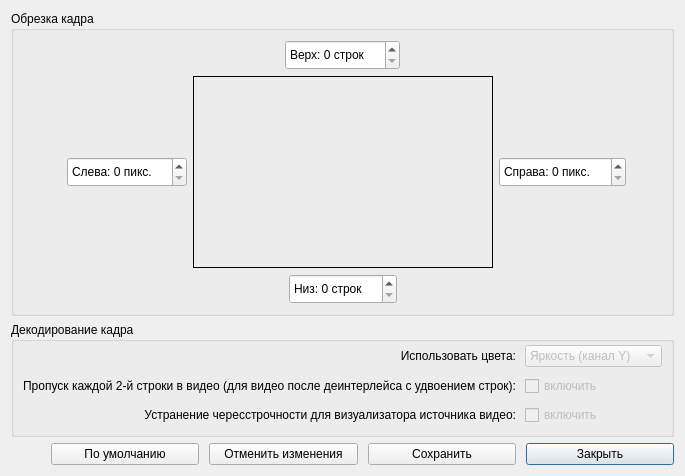
The window that fine_vidin_set.ui (Fagear/SDVPCMdecoder) describes before a commit, drawn with Qt 5.
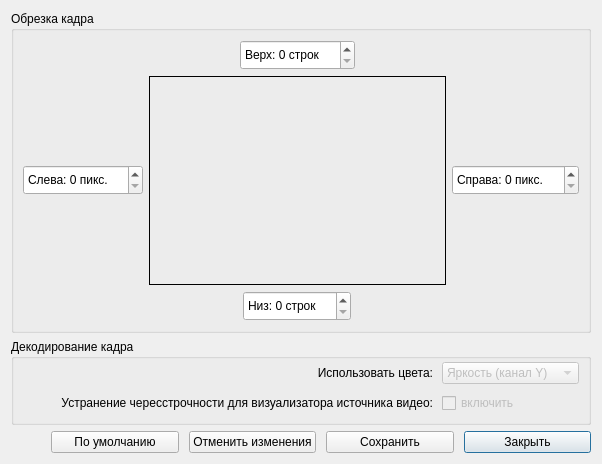
The same window after the commit. Icons and pictures are not drawn.

The edit to the form file:
```diff
--- a/fine_vidin_set.ui
+++ b/fine_vidin_set.ui
@@ -6,8 +6,8 @@
    <rect>
     <x>0</x>
     <y>0</y>
-    <width>645</width>
-    <height>476</height>
+    <width>602</width>
+    <height>464</height>
    </rect>
   </property>
   <property name="windowTitle">
@@ -194,7 +194,7 @@
         <property name="maximumSize">
          <size>
           <width>300</width>
-          <height>300</height>
+          <height>245</height>
          </size>
         </property>
         <property name="toolTip">
@@ -212,6 +212,36 @@
         <property name="midLineWidth">
          <number>0</number>
         </property>
+        <layout class="QVBoxLayout" name="verticalLayout_2">
+         <property name="leftMargin">
+          <number>0</number>
+         </property>
+         <property name="topMargin">
+          <number>0</number>
+         </property>
+         <property name="rightMargin">
+          <number>0</number>
+         </property>
+         <property name="bottomMargin">
+          <number>0</number>
+         </property>
+         <item>
+          <widget class="QLabel" name="lblPreview">
+           <property name="sizePolicy">
+            <sizepolicy hsizetype="MinimumExpanding" vsizetype="MinimumExpanding">
+             <horstretch>0</horstretch>
+             <verstretch>0</verstretch>
+            </sizepolicy>
+           </property>
+           <property name="text">
+            <string/>
+           </property>
+           <property name="pixmap">
+            <pixmap resource="images.qrc">:/images/STC-007 icon.png</pixmap>
+           </property>
+          </widget>
+         </item>
+        </layout>
        </widget>
       </item>
      </layout>
@@ -235,116 +265,6 @@
       <property name="spacing">
        <number>9</number>
       </property>
-      <item row="1" column="1">
-       <widget class="QCheckBox" name="cbxSkipLines">
-        <property name="enabled">
-         <bool>false</bool>
-        </property>
-        <property name="sizePolicy">
-         <sizepolicy hsizetype="Minimum" vsizetype="MinimumExpanding">
-          <horstretch>0</horstretch>
-          <verstretch>0</verstretch>
-         </sizepolicy>
-        </property>
-        <property name="toolTip">
-         <string>Позволить корректно считывать видео с деинтерлейсом удвоением строк с удвоенной частотой кадров</string>
-        </property>
-        <property name="whatsThis">
-         <string>Позволить корректно считывать видео с деинтерлейсом удвоением строк с удвоенной частотой кадров</string>
-        </property>
-        <property name="text">
-         <string>включить</string>
-        </property>
-       </widget>
-      </item>
-      <item row="2" column="1">
-       <widget class="QCheckBox" name="cbxDrawDeint">
-        <property name="enabled">
-         <bool>false</bool>
-        </property>
-        <property name="sizePolicy">
-         <sizepolicy hsizetype="Minimum" vsizetype="MinimumExpanding">
-          <horstretch>0</horstretch>
-          <verstretch>0</verstretch>
-         </sizepolicy>
-        </property>
-        <property name="toolTip">
-         <string>Отрисовывать строки в визуализаторе после деинтерлейса, разбивая по полям</string>
-        </property>
-        <property name="whatsThis">
-         <string>Отрисовывать строки в визуализаторе после деинтерлейса, разбивая по полям</string>
-        </property>
-        <property name="text">
-         <string>включить</string>
-        </property>
-       </widget>
-      </item>
-      <item row="1" column="0">
-       <widget class="QLabel" name="lblSkipLines">
-        <property name="sizePolicy">
-         <sizepolicy hsizetype="MinimumExpanding" vsizetype="Maximum">
-          <horstretch>0</horstretch>
-          <verstretch>0</verstretch>
-         </sizepolicy>
-        </property>
-        <property name="toolTip">
-         <string>Позволить корректно считывать видео с деинтерлейсом удвоением строк с удвоенной частотой кадров</string>
-        </property>
-        <property name="whatsThis">
-         <string>Позволить корректно считывать видео с деинтерлейсом удвоением строк с удвоенной частотой кадров</string>
-        </property>
-        <property name="text">
-         <string>Пропуск каждой 2-й строки в видео (для видео после деинтерлейса с удвоением строк):</string>
-        </property>
-        <property name="alignment">
-         <set>Qt::AlignRight|Qt::AlignTrailing|Qt::AlignVCenter</set>
-        </property>
-       </widget>
-      </item>
-      <item row="2" column="0">
-       <widget class="QLabel" name="lblDrawDeint">
-        <property name="sizePolicy">
-         <sizepolicy hsizetype="MinimumExpanding" vsizetype="Maximum">
-          <horstretch>0</horstretch>
-          <verstretch>0</verstretch>
-         </sizepolicy>
-        </property>
-        <property name="toolTip">
-         <string>Отрисовывать строки в визуализаторе после деинтерлейса, разбивая по полям</string>
-        </property>
-        <property name="whatsThis">
-         <string>Отрисовывать строки в визуализаторе после деинтерлейса, разбивая по полям</string>
-        </property>
-        <property name="text">
-         <string>Устранение чересстрочности для визуализатора источника видео:</string>
-        </property>
-        <property name="alignment">
-         <set>Qt::AlignRight|Qt::AlignTrailing|Qt::AlignVCenter</set>
-        </property>
-       </widget>
-      </item>
-      <item row="0" column="0">
-       <widget class="QLabel" name="lblColorUse">
-        <property name="sizePolicy">
-         <sizepolicy hsizetype="MinimumExpanding" vsizetype="Maximum">
-          <horstretch>0</horstretch>
-          <verstretch>0</verstretch>
-         </sizepolicy>
-        </property>
-        <property name="toolTip">
-         <string>Выбор цветовых каналов в исходном видео, из которых декодировать PCM-данные</string>
-        </property>
-        <property name="whatsThis">
-         <string>Выбор цветовых каналов в исходном видео, из которых декодировать PCM-данные</string>
-        </property>
-        <property name="text">
-         <string>Использовать цвета:</string>
-        </property>
-        <property name="alignment">
-         <set>Qt::AlignRight|Qt::AlignTrailing|Qt::AlignVCenter</set>
-        </property>
-       </widget>
-      </item>
       <item row="0" column="1">
        <widget class="QComboBox" name="lbxColorUse">
         <property name="enabled">
@@ -390,6 +310,72 @@
         </item>
        </widget>
       </item>
+      <item row="0" column="0">
+       <widget class="QLabel" name="lblColorUse">
+        <property name="sizePolicy">
+         <sizepolicy hsizetype="MinimumExpanding" vsizetype="Maximum">
+          <horstretch>0</horstretch>
+          <verstretch>0</verstretch>
+         </sizepolicy>
+        </property>
+        <property name="toolTip">
+         <string>Выбор цветовых каналов в исходном видео, из которых декодировать PCM-данные</string>
+        </property>
+        <property name="whatsThis">
+         <string>Выбор цветовых каналов в исходном видео, из которых декодировать PCM-данные</string>
+        </property>
+        <property name="text">
+         <string>Использовать цвета:</string>
+        </property>
+        <property name="alignment">
+         <set>Qt::AlignRight|Qt::AlignTrailing|Qt::AlignVCenter</set>
+        </property>
+       </widget>
+      </item>
+      <item row="1" column="1">
+       <widget class="QCheckBox" name="cbxDrawDeint">
+        <property name="enabled">
+         <bool>false</bool>
+        </property>
+        <property name="sizePolicy">
+         <sizepolicy hsizetype="Minimum" vsizetype="MinimumExpanding">
+          <horstretch>0</horstretch>
+          <verstretch>0</verstretch>
+         </sizepolicy>
+        </property>
+        <property name="toolTip">
+         <string>Отрисовывать строки в визуализаторе после деинтерлейса, разбивая по полям</string>
+        </property>
+        <property name="whatsThis">
+         <string>Отрисовывать строки в визуализаторе после деинтерлейса, разбивая по полям</string>
+        </property>
+        <property name="text">
+         <string>включить</string>
+        </property>
+       </widget>
+      </item>
+      <item row="1" column="0">
+       <widget class="QLabel" name="lblDrawDeint">
+        <property name="sizePolicy">
+         <sizepolicy hsizetype="MinimumExpanding" vsizetype="Maximum">
+          <horstretch>0</horstretch>
+          <verstretch>0</verstretch>
+         </sizepolicy>
+        </property>
+        <property name="toolTip">
+         <string>Отрисовывать строки в визуализаторе после деинтерлейса, разбивая по полям</string>
+        </property>
+        <property name="whatsThis">
+         <string>Отрисовывать строки в визуализаторе после деинтерлейса, разбивая по полям</string>
+        </property>
+        <property name="text">
+         <string>Устранение чересстрочности для визуализатора источника видео:</string>
+        </property>
+        <property name="alignment">
+         <set>Qt::AlignRight|Qt::AlignTrailing|Qt::AlignVCenter</set>
+        </property>
+       </widget>
+      </item>
      </layout>
     </widget>
    </item>
```
Left out of the diff: 7 changed lines with no effect on the pictures.
